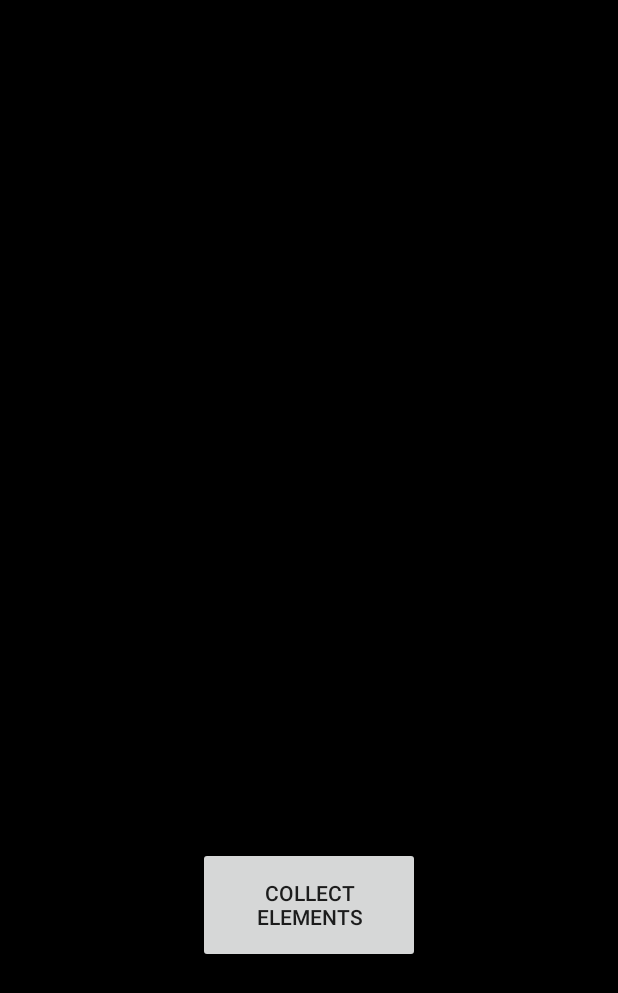
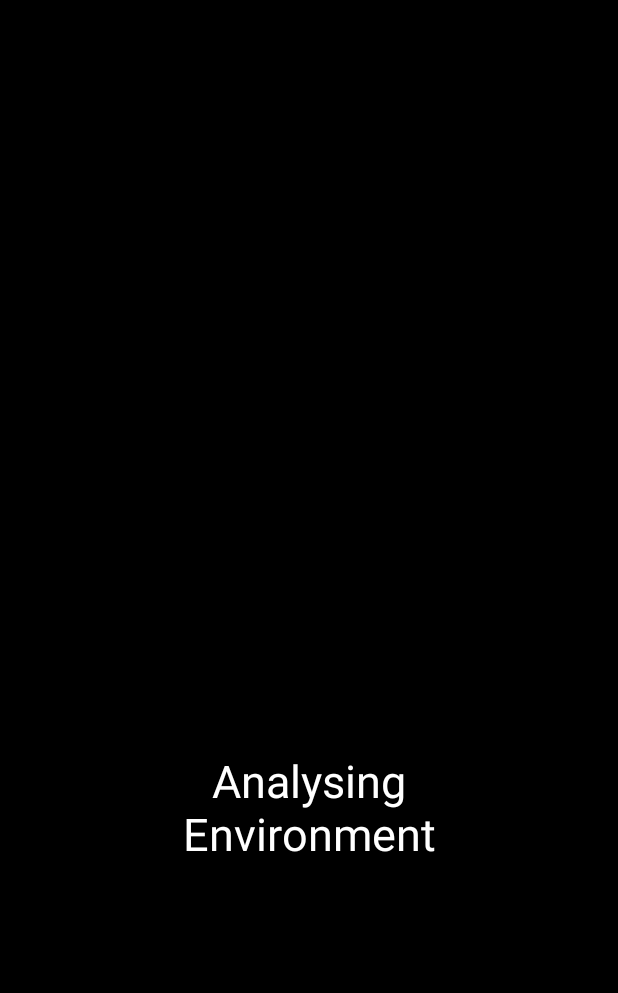
Before and after one commit to googsorbust/elemon-go, an Android app: the layout activity_camera.xml on its own in the app's theme, with its tools: preview values and no code run, on a phone screen of 412 x 824 dp. Shown: the top 993 px of the screen. Run offline under Robolectric (Android 15) with nearby library versions, the phone set to English and light mode, and no system bars.

Commit message:
Minor formatting changes

```diff
--- a/app/src/main/java/org/tensorflow/lite/examples/detection/CameraActivity.java
+++ b/app/src/main/java/org/tensorflow/lite/examples/detection/CameraActivity.java
@@ -281,7 +281,7 @@ public abstract class CameraActivity extends AppCompatActivity
   public synchronized void onStart() {
     LOGGER.d("onStart " + this);
     super.onStart();
-    setNumThreads(4);
+    setNumThreads(7);
   }
 
   @Override
--- a/app/src/main/java/org/tensorflow/lite/examples/detection/DetectorActivity.java
+++ b/app/src/main/java/org/tensorflow/lite/examples/detection/DetectorActivity.java
@@ -59,7 +59,7 @@ public class DetectorActivity extends CameraActivity implements OnImageAvailable
   // Minimum detection confidence to track a detection.
   private static final float MINIMUM_CONFIDENCE_TF_OD_API = 0.5f;
   private static final boolean MAINTAIN_ASPECT = false;
-  private static final Size DESIRED_PREVIEW_SIZE = new Size(640, 480);
+  private static final Size DESIRED_PREVIEW_SIZE = new Size(1280, 960);
   private static final boolean SAVE_PREVIEW_BITMAP = false;
   private static final float TEXT_SIZE_DIP = 10;
   OverlayView trackingOverlay;
@@ -215,11 +215,10 @@ public class DetectorActivity extends CameraActivity implements OnImageAvailable
                               if(recognition.getConfidence() >= highestRecognition) {
                                   highestRecognition = recognition.getConfidence();
                               }
-                              if(highestRecognition > 0.6) {
+                              if(highestRecognition > 0.7) {
                                   objectType.setText(recognition.getTitle());
                                   collectElements.setVisibility(View.VISIBLE);
                               } else {
-
                                   objectType.setText("Analysing Environment");
                                   collectElements.setVisibility(View.INVISIBLE);
                               }
--- a/app/src/main/java/org/tensorflow/lite/examples/detection/HomeScreen.kt
+++ b/app/src/main/java/org/tensorflow/lite/examples/detection/HomeScreen.kt
@@ -34,8 +34,8 @@ class HomeScreen : AppCompatActivity() {
     }
 
     fun showMyElementsScreen(view: View) {
-        val myIntent = Intent(this@HomeScreen, MyElements::class.java)
-        this@HomeScreen.startActivity(myIntent)
+//        val myIntent = Intent(this@HomeScreen, MyElements::class.java)
+//        this@HomeScreen.startActivity(myIntent)
 
     }
 
--- a/app/src/main/res/layout/activity_camera.xml
+++ b/app/src/main/res/layout/activity_camera.xml
@@ -42,7 +42,8 @@
                 android:layout_marginStart="132dp"
                 android:layout_marginTop="24dp"
                 android:layout_marginEnd="132dp"
-                android:text="Collect Elements" />
+                android:text="Collect Elements"
+                android:visibility="invisible" />
 
             <FrameLayout
                 android:id="@+id/container"
@@ -53,7 +54,6 @@
 
             <TextView
                 android:id="@+id/objectType"
-                android:gravity="center"
                 android:layout_width="wrap_content"
                 android:layout_height="wrap_content"
                 android:layout_alignStart="@+id/container"
@@ -62,9 +62,11 @@
                 android:layout_marginStart="96dp"
                 android:layout_marginTop="500dp"
                 android:layout_marginEnd="96dp"
+                android:gravity="center"
                 android:text=""
                 android:textColor="#FFFFFF"
-                android:textSize="30sp" />
+                android:textSize="30sp"
+                tools:text="Analysing Environment" />
 
         </RelativeLayout>
 
```
